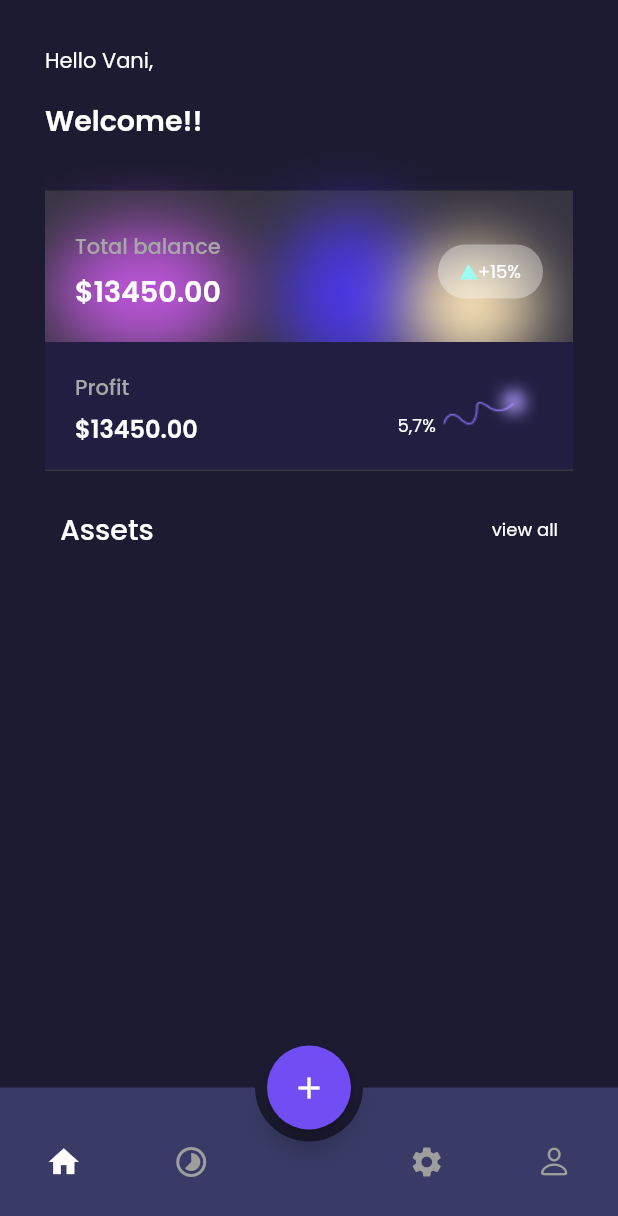
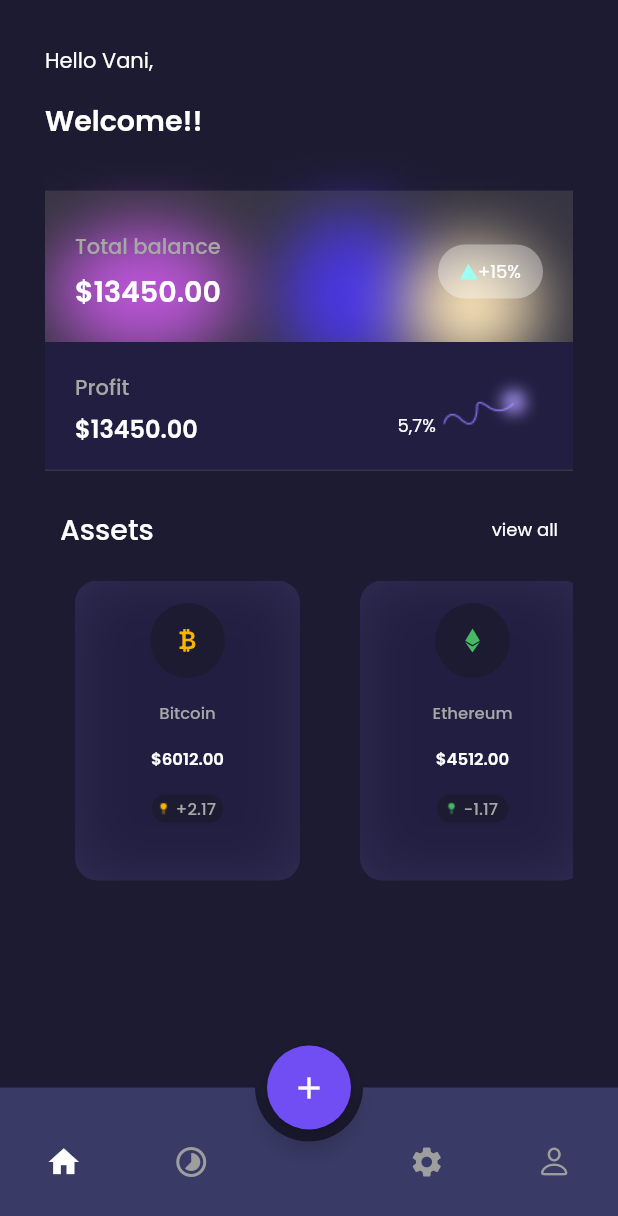
Before and after one commit to spencer2k19/crypto_currency, a Flutter app: the Home screen opened directly, on a phone screen of 412 x 824 dp. Shown: the top 1216 px of the screen. Run offline on Flutter 3.47's test engine with Material 2 defaults, Android fonts, the light colour scheme and no system bars; drawn by our look-alikes of animated_bottom_navigation_bar; our stand-ins replace flutter_inset_box_shadow, flutter_svg, google_fonts, swipe_to.

Commit message:
Asset item screen

```diff
--- /dev/null
+++ b/lib/asset.dart
@@ -0,0 +1,9 @@
+class Asset {
+  final String name;
+  final String price;
+  final String imageAssetName;
+  final String variation;
+  final String assetPrice;
+
+  Asset(this.name, this.price, this.imageAssetName, this.variation, this.assetPrice);
+}
--- a/lib/screens/welcome.dart
+++ b/lib/screens/welcome.dart
@@ -1,4 +1,6 @@
+import 'package:crypto_currency/asset.dart';
 import 'package:crypto_currency/shared/title_style.dart';
+import 'package:crypto_currency/widgets/asset_item.dart';
 import 'package:flutter/cupertino.dart';
 import 'package:flutter/material.dart';
 import 'package:flutter/rendering.dart';
@@ -9,65 +11,75 @@
 
   Widget buildBalanceWithProfit() {
     return Container(
-      decoration: BoxDecoration(
-          borderRadius: BorderRadius.circular(15)
-      ),
+      decoration: BoxDecoration(borderRadius: BorderRadius.circular(15)),
       width: double.infinity,
       height: 220,
       child: Stack(
         children: [
-          Image.asset("assets/images/card.png",fit: BoxFit.cover,width: double.infinity,height: double.infinity,),
+          Image.asset(
+            "assets/images/card.png",
+            fit: BoxFit.cover,
+            width: double.infinity,
+            height: double.infinity,
+          ),
           Column(
             children: [
               Padding(
-                padding: const EdgeInsets.only(top: 60,left: 20,right: 20),
+                padding: const EdgeInsets.only(top: 60, left: 20, right: 20),
                 child: Row(
                   mainAxisAlignment: MainAxisAlignment.spaceBetween,
                   children: [
                     Column(
                       crossAxisAlignment: CrossAxisAlignment.start,
                       children: [
-                        Text("Total balance",style: titleStyleWhite.copyWith(
+                        Text(
+                          "Total balance",
+                          style: titleStyleWhite.copyWith(
                               fontStyle: FontStyle.normal,
                               fontWeight: FontWeight.w500,
                               fontSize: 14,
-                            color: const Color(0xFFA7A7A7)
-                        ),),
-                        const SizedBox(height: 5,),
-                        Text("\$13450.00",style: titleStyleWhite.copyWith(
+                              color: const Color(0xFFA7A7A7)),
+                        ),
+                        const SizedBox(
+                          height: 5,
+                        ),
+                        Text(
+                          "\$13450.00",
+                          style: titleStyleWhite.copyWith(
                             fontWeight: FontWeight.w600,
                             fontSize: 19,
-
-                        ),)
-                      ],),
+                          ),
+                        )
+                      ],
+                    ),
                     Container(
                       width: 70,
                       height: 36,
                       padding: const EdgeInsets.symmetric(horizontal: 5),
                       decoration: BoxDecoration(
                           color: Colors.white.withOpacity(0.36),
-                          borderRadius: BorderRadius.circular(36)
-                      ),
+                          borderRadius: BorderRadius.circular(36)),
                       child: Row(
                         mainAxisAlignment: MainAxisAlignment.center,
                         children: [
                           SvgPicture.asset("assets/images/up.svg"),
-                          Text("+15%",style: titleStyleWhite.copyWith(
-                              fontWeight: FontWeight.w400,
-                              fontSize: 12
-                          ),)
-                        ],),
+                          Text(
+                            "+15%",
+                            style: titleStyleWhite.copyWith(
+                                fontWeight: FontWeight.w400, fontSize: 12),
                           )
-                  ],),
+                        ],
+                      ),
+                    )
+                  ],
+                ),
               ),
               Container(
                 height: 85,
                 margin: const EdgeInsets.only(top: 20),
-                padding: const EdgeInsets.only(top: 20,left: 20,right: 20),
+                padding: const EdgeInsets.only(top: 20, left: 20, right: 20),
                 decoration: const BoxDecoration(
                   color: Color(0xFF211E41),
-
-
                 ),
                 child: Row(
                   mainAxisAlignment: MainAxisAlignment.spaceBetween,
@@ -75,33 +87,40 @@
                     Column(
                       crossAxisAlignment: CrossAxisAlignment.start,
                       children: [
-                        Text("Profit",style: titleStyleWhite.copyWith(
+                        Text(
+                          "Profit",
+                          style: titleStyleWhite.copyWith(
                               fontStyle: FontStyle.normal,
                               fontWeight: FontWeight.w500,
                               fontSize: 14,
-                            color: const Color(0xFFA7A7A7)
-                        ),),
-                        const SizedBox(height: 5,),
-                        Text("\$13450.00",style: titleStyleWhite.copyWith(
+                              color: const Color(0xFFA7A7A7)),
+                        ),
+                        const SizedBox(
+                          height: 5,
+                        ),
+                        Text(
+                          "\$13450.00",
+                          style: titleStyleWhite.copyWith(
                             fontWeight: FontWeight.w600,
                             fontSize: 16,
-
-                        ),)
-                      ],),
+                          ),
+                        )
+                      ],
+                    ),
                     Stack(
                       children: [
                         Positioned(
-                          bottom:0,
+                          bottom: 0,
                           left: 0,
                           child: Padding(
                             padding: const EdgeInsets.only(bottom: 20),
-                            child: Text("5,7%",style: titleStyleWhite.copyWith(
-                                fontWeight: FontWeight.w400,
-                                fontSize: 12
-                            ),),
+                            child: Text(
+                              "5,7%",
+                              style: titleStyleWhite.copyWith(
+                                  fontWeight: FontWeight.w400, fontSize: 12),
                             ),
                           ),
-
+                        ),
                         Align(
                           alignment: Alignment.topCenter,
                           child: Padding(
@@ -109,64 +128,92 @@
                             child: Image.asset("assets/images/profit.png"),
                           ),
                         )
-
-                      ],)
-                  ],),
-
-
+                      ],
+                    )
+                  ],
+                ),
               ),
             ],
           )
-        ],),
-
+        ],
+      ),
     );
   }
+
   @override
   Widget build(BuildContext context) {
+    final List<Asset> assets = [
+      Asset("Bitcoin", "\$6012.00","bitcoin.svg", "+2.17", "bitcoin_var.png"),
+      Asset("Ethereum", "\$4512.00","ethereum.svg", "-1.17", "ethereum_var.png"),
+      Asset("Ripple", "\$3429.00","ripple.svg", "-2.17", "ripple_var.png"),
+    ];
+
     return SafeArea(
       child: SingleChildScrollView(
         child: Container(
-          padding: const EdgeInsets.symmetric(horizontal: 30,vertical: 30),
+          padding: const EdgeInsets.symmetric(horizontal: 30, vertical: 30),
           child: Column(
             crossAxisAlignment: CrossAxisAlignment.start,
             children: [
-            Text("Hello Vani,",style: titleStyleWhite.copyWith(
-              fontSize: 14,
-              fontWeight: FontWeight.w400
-            ),),
-              const SizedBox(height: 15,),
-              Text("Welcome!!",style: titleStyleWhite.copyWith(
-                  fontSize: 19,
-                  fontWeight: FontWeight.w600
-              ),),
-
+              Text(
+                "Hello Vani,",
+                style: titleStyleWhite.copyWith(
+                    fontSize: 14, fontWeight: FontWeight.w400),
+              ),
+              const SizedBox(
+                height: 15,
+              ),
+              Text(
+                "Welcome!!",
+                style: titleStyleWhite.copyWith(
+                    fontSize: 19, fontWeight: FontWeight.w600),
+              ),
               buildBalanceWithProfit(),
-              const SizedBox(height: 25,),
+              const SizedBox(
+                height: 25,
+              ),
               Padding(
                 padding: const EdgeInsets.symmetric(horizontal: 10),
                 child: Row(
                   mainAxisAlignment: MainAxisAlignment.spaceBetween,
                   children: [
-                  Text("Assets",style: titleStyleWhite.copyWith(
+                    Text(
+                      "Assets",
+                      style: titleStyleWhite.copyWith(
                           fontWeight: FontWeight.w500,
                           fontSize: 19,
-                    height: 1.5
-                  ),),
-
-                    Text("view all",style: titleStyleWhite.copyWith(
+                          height: 1.5),
+                    ),
+                    Text(
+                      "view all",
+                      style: titleStyleWhite.copyWith(
                         fontWeight: FontWeight.w400,
                         fontSize: 12,
-
-                    ),),
-                ],),
+                      ),
+                    ),
+                  ],
+                ),
+              ),
+              const SizedBox(
+                height: 20,
+              ),
+              SizedBox(
+                height: 200,
+                child: ListView.builder(
+                    scrollDirection: Axis.horizontal,
+                    itemCount: assets.length,
+                    itemBuilder: (context, index) {
+                      final asset = assets[index];
+                      return AssetItem(
+                          asset.name,
+                          asset.price,
+                          asset.imageAssetName,
+                          asset.variation,
+                          asset.assetPrice);
+                    }),
               )
-
-
-
-
-
-
-          ],),
+            ],
+          ),
         ),
       ),
     );
--- a/lib/shared/colors.dart
+++ b/lib/shared/colors.dart
@@ -1,3 +1,4 @@
 import 'package:flutter/cupertino.dart';
 
 const mainColor = Color(0xFF1D1B32);
+const grayColor = Color(0xFFA7A7A7);
--- a/lib/widgets/asset_item.dart
+++ b/lib/widgets/asset_item.dart
@@ -1,5 +1,8 @@
 import 'package:crypto_currency/shared/colors.dart';
+import 'package:crypto_currency/shared/title_style.dart';
 import 'package:flutter/material.dart';
+import 'package:flutter_svg/flutter_svg.dart';
+import 'package:flutter_inset_box_shadow/flutter_inset_box_shadow.dart' as InsetBox;
 
 class AssetItem extends StatelessWidget {
   final String name;
@@ -12,8 +15,23 @@
   @override
   Widget build(BuildContext context) {
     return Container(
-      width: 129,
+      width: 150,
+      margin: const EdgeInsets.symmetric(horizontal: 20),
       padding: const EdgeInsets.symmetric(vertical: 15),
+      decoration: InsetBox.BoxDecoration(
+        borderRadius: BorderRadius.circular(15),
+        color: const Color(0xFF211E41),
+        boxShadow: const [
+          InsetBox.BoxShadow(
+            color: Color.fromRGBO(54, 50, 90, 0.75),
+            offset: Offset(0,0),
+            blurRadius: 34,
+            spreadRadius: 0,
+            inset: true
+          )
+        ]
+      ),
+
       child: Column(
         crossAxisAlignment: CrossAxisAlignment.center,
         children: [
@@ -24,8 +42,50 @@
               shape: BoxShape.circle,
               color: mainColor
             ),
+            child: Center(
+              child: SvgPicture.asset("assets/images/$imageAssetName",width: 15,height: 16,),
+            ),
 
+          ),
+
+           const SizedBox(height: 15,),
+          Text(name,style: titleStyleWhite.copyWith(
+            color: grayColor,
+            fontWeight: FontWeight.w500,
+            fontSize: 11,
+          ),),
+          const SizedBox(height: 15,),
+          Text(price,style: titleStyleWhite.copyWith(
+            fontWeight: FontWeight.w600,
+            fontSize: 11,
+          ),),
+          const SizedBox(height: 15,),
+          Container(
+            width: 49,
+            height: 20,
+            padding: const EdgeInsets.symmetric(horizontal: 5),
+            decoration: BoxDecoration(
+              color: mainColor,
+              borderRadius: BorderRadius.circular(16),
+              border: Border.all(
+                color: const Color(0xFF211E41),
+                width: 0.5
+              )
+            ),
+            child: Row(
+              mainAxisAlignment: MainAxisAlignment.center,
+              children: [
+                Image.asset("assets/images/$assetPrice"),
+                const SizedBox(width: 5,),
+                Text(variation,style: titleStyleWhite.copyWith(
+                  color: grayColor,
+                  fontWeight: FontWeight.w500,
+                  fontSize: 11
+                ),)
+              ],
+            ),
           )
+
         ],
 
       ),
```
Also changed, not shown: assets/images/bitcoin.svg (added), assets/images/bitcoin_var.png (added), assets/images/ethereum.svg (added), assets/images/ethereum_var.png (added), assets/images/ripple.svg (added), assets/images/ripple_var.png (added), lib/models.dart (added). Lines whose indentation alone changed are shown as unchanged.
